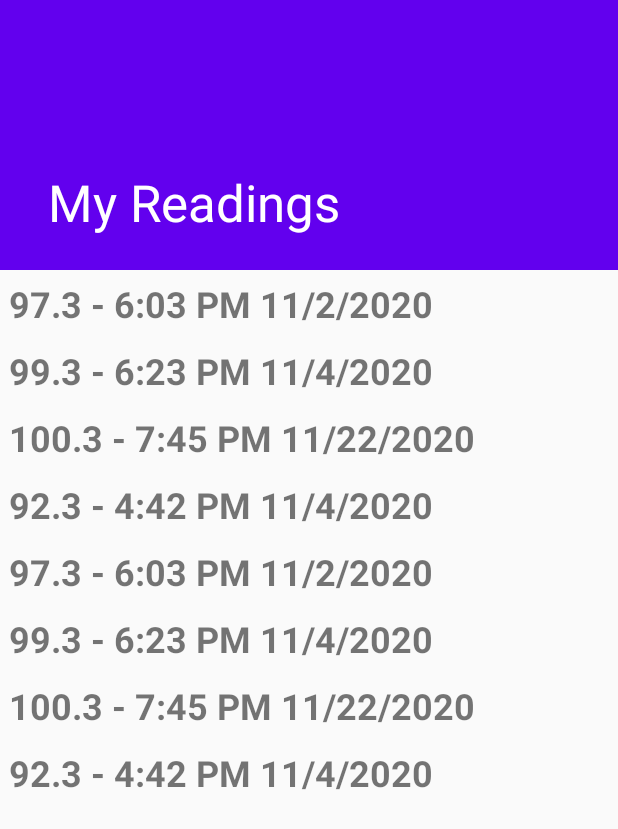
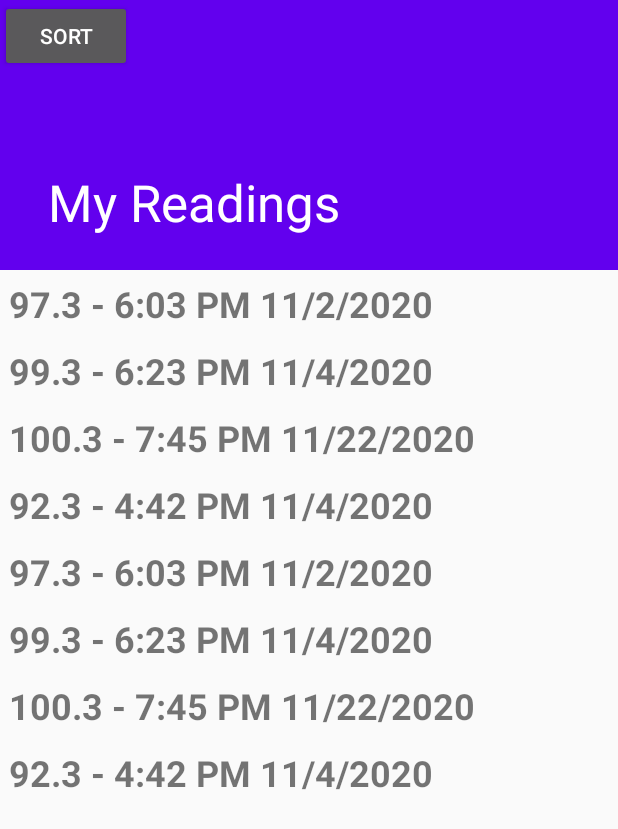
Before and after one commit to Jeffrey-Keyser/DigitalThermometer, an Android app: the ReadingsActivity screen opened directly, with no data from a screen before it, on a phone screen of 412 x 824 dp. Shown: the top 829 px of the screen. Run offline under Robolectric (Android 15) with nearby library versions, the phone set to English and light mode, and no system bars; our stand-ins replace Room's generated code.

Commit message:
Sorting function is working

```diff
--- a/app/src/main/java/com/example/digitalthermometer/MainActivity.java
+++ b/app/src/main/java/com/example/digitalthermometer/MainActivity.java
@@ -20,7 +20,6 @@ public class MainActivity extends AppCompatActivity {
         readingsActivity = (Button) findViewById(R.id.database_activity_btn);
         thermalActivity = (Button) findViewById(R.id.capture_activity_btn);
 
-
         readingsActivity.setOnClickListener(new View.OnClickListener() {
             @Override
             public void onClick(View v) {
--- a/app/src/main/java/com/example/digitalthermometer/ReadingsActivity.java
+++ b/app/src/main/java/com/example/digitalthermometer/ReadingsActivity.java
@@ -1,5 +1,6 @@
 package com.example.digitalthermometer;
 
+import android.content.Intent;
 import android.database.Cursor;
 import android.os.Bundle;
 
@@ -18,6 +19,7 @@ import android.view.MenuItem;
 import android.view.View;
 import android.widget.AdapterView;
 import android.widget.ArrayAdapter;
+import android.widget.Button;
 import android.widget.ListView;
 import android.widget.TextView;
 import android.widget.Toast;
@@ -34,6 +36,8 @@ public class ReadingsActivity extends AppCompatActivity {
     private RecyclerView mRecyclerView;
     private WordListAdapter mAdapter;
     TextView word;
+
+    Button btn_sort;
 
     private ArrayList<Reading> mydbAllReadings;
 
@@ -84,17 +88,18 @@ public class ReadingsActivity extends AppCompatActivity {
                 });
         helper.attachToRecyclerView(mRecyclerView);
 
+        btn_sort = (Button) findViewById(R.id.btn_sort);
+
+        btn_sort.setOnClickListener(new View.OnClickListener() {
+            @Override
+            public void onClick(View v) {
+                mAdapter.setReadings(mydb.sortReadings("time"));
+             //   mAdapter.notifyDataSetChanged();
+            }
+        });
+
     }
 
-    private ArrayList<String> useDummyData() {
-        ArrayList<String> dummyData = new ArrayList<String>();
-
-        for (int i = 0; i < 20; i++) {
-            dummyData.add("Dummy Data N: " + i);
-        }
-
-        return dummyData;
-    }
 
     private void createDbDummyData() {
 
--- a/app/src/main/res/layout/activity_readings.xml
+++ b/app/src/main/res/layout/activity_readings.xml
@@ -30,6 +30,12 @@
                 app:layout_collapseMode="pin"
                 app:popupTheme="@style/AppTheme.PopupOverlay" />
 
+            <Button
+                android:layout_width="wrap_content"
+                android:layout_height="wrap_content"
+                android:id="@+id/btn_sort"
+                android:text="@string/sort"></Button>
+
         </com.google.android.material.appbar.CollapsingToolbarLayout>
     </com.google.android.material.appbar.AppBarLayout>
 
--- a/app/src/main/res/values/strings.xml
+++ b/app/src/main/res/values/strings.xml
@@ -10,4 +10,5 @@
     <string name="populate_with_database">"TODO: Populate with database items"</string>
     <string name="temp">Temperature:</string>
     <string name="time">Time Created</string>
+    <string name="sort">Sort</string>
 </resources>
```
Also changed, not shown: app/src/main/java/com/example/digitalthermometer/DbHelper.java (+25 -0 lines), app/src/main/java/com/example/digitalthermometer/WordListAdapter.java (+19 -1 lines).
